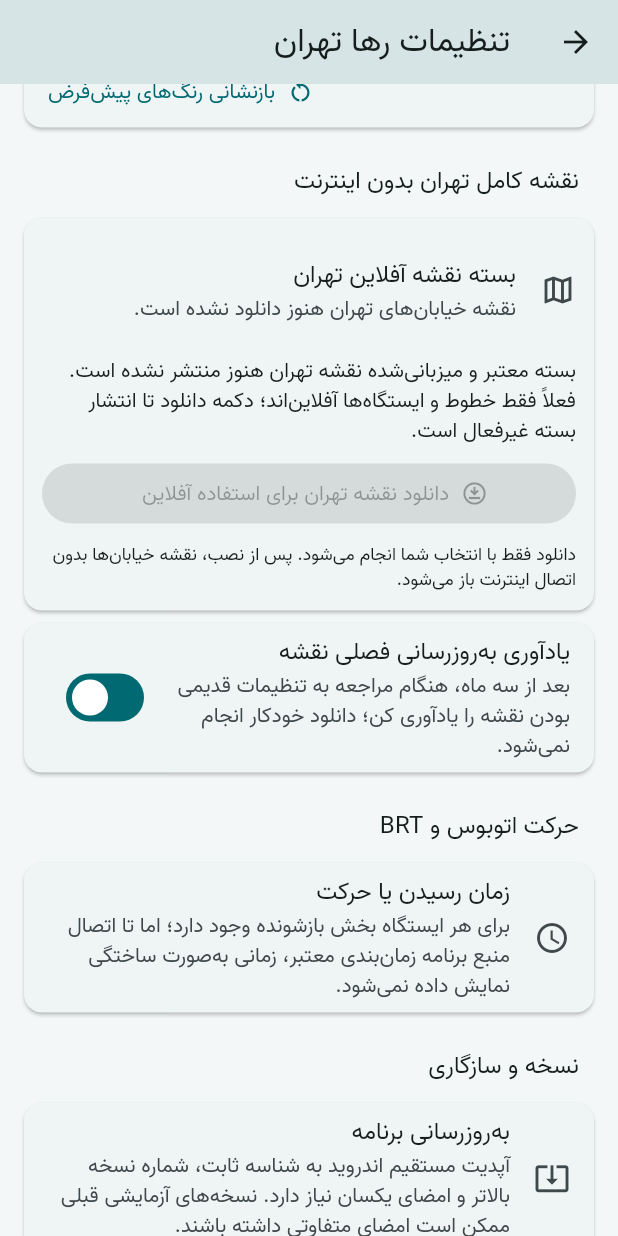
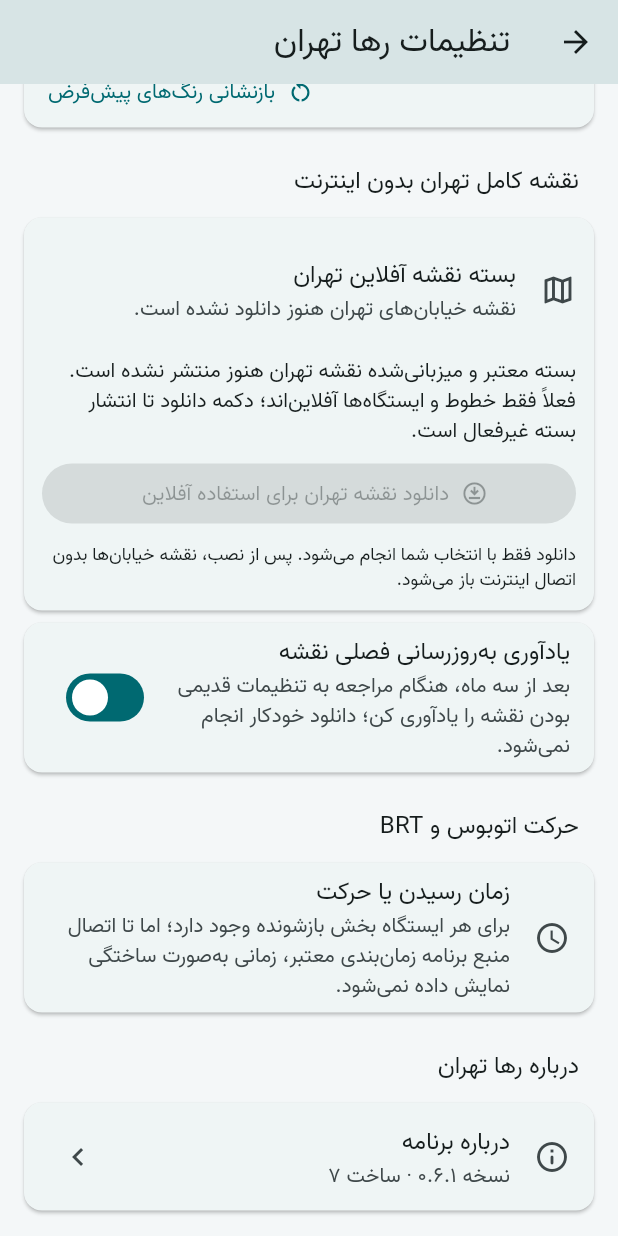
Before and after one commit to Hosseinronaghi/Tehran-Transit, a Flutter app: the RahaSettingsPage screen opened directly with empty values, scrolled down 1152 dp, on a phone screen of 412 x 824 dp. Run offline on Flutter 3.47's test engine with Material 3 defaults, Android fonts, the phone set to English and light mode, and no system bars; our stand-ins replace flutter_map, latlong2, package_info_plus, shared_preferences, sqflite; missing offline and left inert: flutter_map_mbtiles; accounts and stored records are empty.

Commit message:
Place real Android app version and About dialog in Raha settings, not map app bar

```diff
--- a/lib/raha_settings.dart
+++ b/lib/raha_settings.dart
@@ -1,4 +1,5 @@
 import 'package:flutter/material.dart';
+import 'package:package_info_plus/package_info_plus.dart';
 import 'package:shared_preferences/shared_preferences.dart';
 import 'offline_map.dart';
 import 'raha_colors.dart';
@@ -23,10 +24,16 @@ class RahaSettingsPage extends StatefulWidget {
 class _RahaSettingsPageState extends State<RahaSettingsPage> {
   bool quarterlyReminder = true;
   late ThemeMode selectedTheme;
+  PackageInfo? packageInfo;
   @override
   void initState() {
     super.initState();
     selectedTheme = widget.themeMode;
+    PackageInfo.fromPlatform().then((value) {
+      if (mounted) setState(() => packageInfo = value);
+    }).catchError((Object error) {
+      // Device metadata may be unavailable in preview/test environments.
+    });
     widget.offlineMap.addListener(_refresh);
     widget.colors.addListener(_refresh);
     _readPrefs();
@@ -396,6 +403,42 @@ class _RahaSettingsPageState extends State<RahaSettingsPage> {
               ),
             ),
           ),
+          _heading('درباره رها تهران'),
+          Card(
+            child: Column(
+              children: [
+                ListTile(
+                  leading: const Icon(Icons.info_outline_rounded),
+                  title: const Text('درباره برنامه'),
+                  subtitle: Text(packageInfo == null
+                      ? 'رها تهران · اطلاعات نسخه'
+                      : 'نسخه ' + persianDigits(packageInfo!.version) +
+                          ' · ساخت ' +
+                          persianDigits(packageInfo!.buildNumber)),
+                  trailing: const Icon(Icons.chevron_right),
+                  onTap: () => showAboutDialog(
+                    context: context,
+                    applicationName: 'رها تهران',
+                    applicationVersion: packageInfo == null
+                        ? null
+                        : persianDigits(packageInfo!.version) +
+                            ' (ساخت ' +
+                            persianDigits(packageInfo!.buildNumber) + ')',
+                    applicationLegalese: '© OpenStreetMap contributors · ODbL',
+                    children: const [
+                      Text(
+                        'اطلاعات مترو و BRT و اتوبوس از داده‌های '
+                        'متن‌باز تهیه شده است. مسیرها شماتیک و '
+                        'زمان‌های سفر تقریبی‌اند. برای نمایش نقشه '
+                        'خیابان‌های تهران بدون اینترنت، دانلود '
+                        'اختیاری نقشه در تنظیمات را انتخاب کنید.',
+                      ),
+                    ],
+                  ),
+                ),
+              ],
+            ),
+          ),
           _heading('نسخه و سازگاری'),
           const Card(
             child: ListTile(
```
